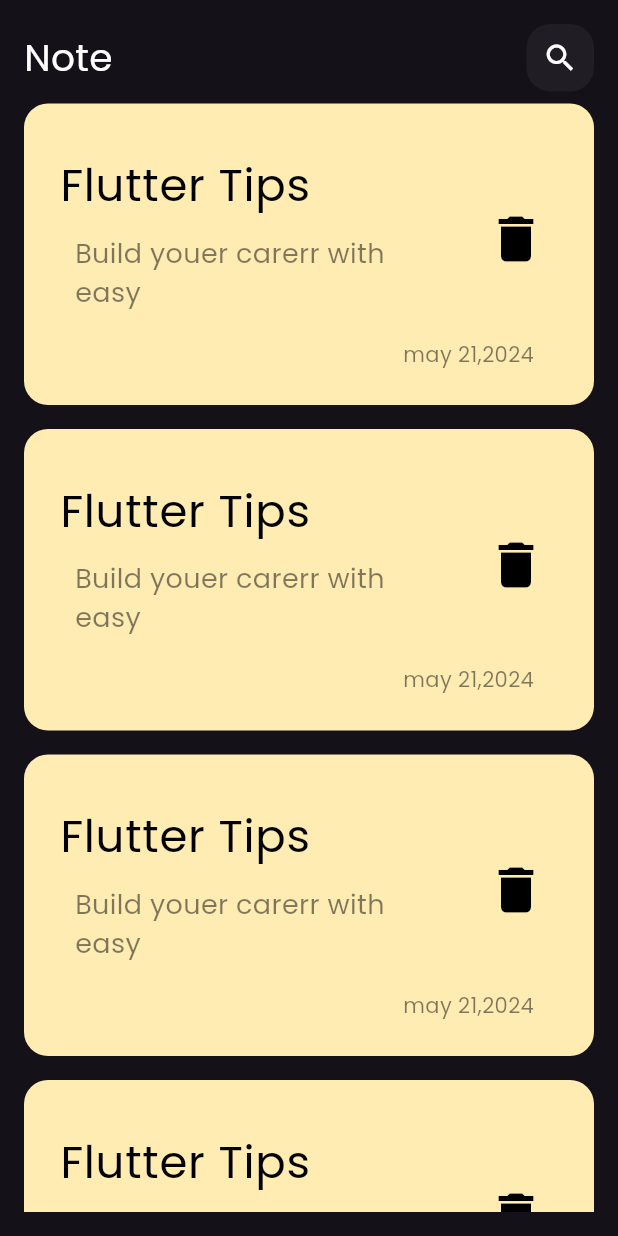
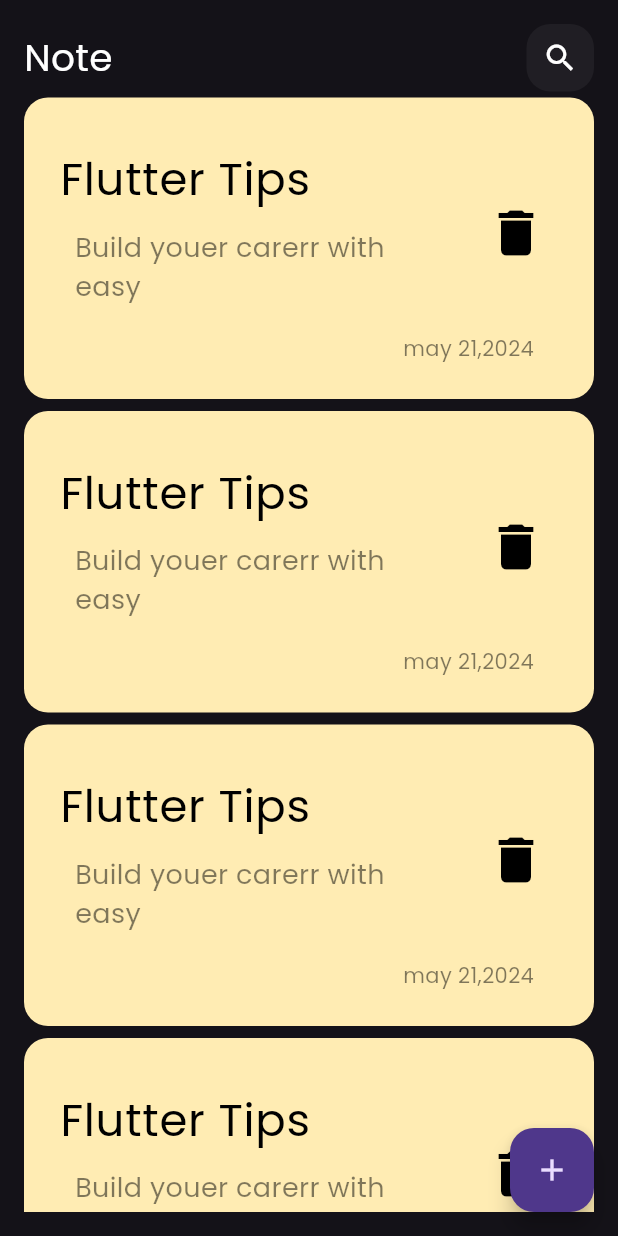
Before and after one commit to gadooo/Notes_app, a Flutter app: the screen it shows after launch, on a phone screen of 412 x 824 dp. Run offline on Flutter 3.47's test engine with Material 3 defaults, Android fonts, the phone set to English and light mode, and no system bars.

Commit message:
create floating action buttom

```diff
--- a/lib/views/homepage.dart
+++ b/lib/views/homepage.dart
@@ -11,8 +11,12 @@
 class _HomePageState extends State<HomePage> {
   @override
   Widget build(BuildContext context) {
-    return const Scaffold(
-      body: NoteviewBody(),
+    return Scaffold(
+      floatingActionButton: FloatingActionButton(
+        onPressed: () {},
+        child: const Icon(Icons.add),
+      ),
+      body: const NoteviewBody(),
     );
   }
 }
--- a/lib/views/widgets/custom_note_list_view.dart
+++ b/lib/views/widgets/custom_note_list_view.dart
@@ -10,7 +10,7 @@
         itemCount: 5,
         itemBuilder: (context, index) {
           return const Padding(
-            padding: EdgeInsets.symmetric(vertical: 8.0),
+            padding: EdgeInsets.symmetric(vertical: 4.0),
             child: NoteItem(),
           );
         });
--- a/lib/views/widgets/note_view_body.dart
+++ b/lib/views/widgets/note_view_body.dart
@@ -1,5 +1,4 @@
 import 'package:easy_note/views/widgets/custom_app_bar.dart';
-import 'package:easy_note/views/widgets/custom_note_item.dart';
 import 'package:easy_note/views/widgets/custom_note_list_view.dart';
 import 'package:flutter/material.dart';
 
```
